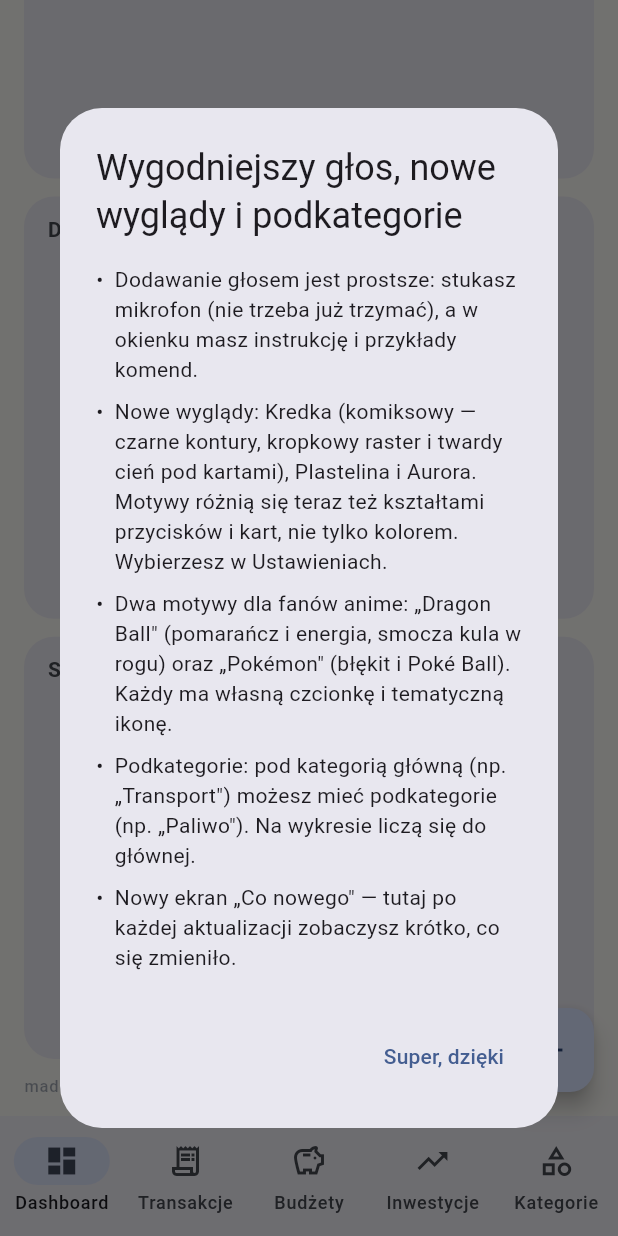
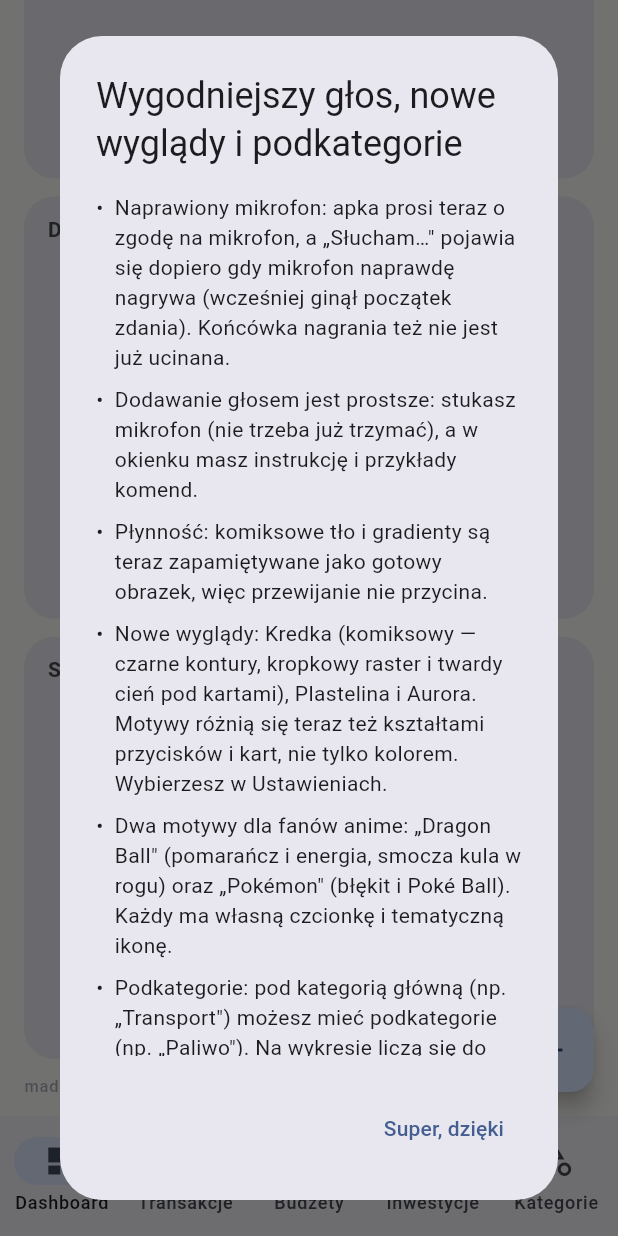
Before and after one commit to adrianbryniarski-tech/Test-e, a Flutter app: the HomeShell screen opened by its route, scrolled down 576 dp, on a phone screen of 412 x 824 dp. Run offline on Flutter 3.47's test engine with Material 3 defaults, Android fonts, the phone set to English and light mode, and no system bars; our stand-ins replace audioplayers, connectivity_plus, fl_chart, flutter_riverpod, go_router, permission_handler and 3 more; missing offline and left inert: vosk_flutter_2; accounts and stored records are empty; statements that could not run were skipped.

Commit message:
fix(voice): runtime zgoda na mikrofon + naprawa gubienia mowy; perf tła (#52)
Głos:
- Dodano runtime request uprawnienia do mikrofonu (permission_handler).
  Brak tego = błąd „nie udało się włączyć mikrofonu" mimo wpisu w manifeście.
- „Słucham…" pokazywane DOPIERO po faktycznym starcie mikrofonu (wcześniej
  ginął początek zdania → „trzeba szybko mówić"). Spinner podczas startu.
- Dłuższy flush przy stopie (200→400 ms), żeby nie ucinać końcówki.
- Anulowanie subskrypcji onPartial; przycisk „Otwórz ustawienia" gdy zgoda
  trwale odmówiona.

Wydajność:
- Halftone (Kredka) i gradienty tła w RepaintBoundary + isComplex →
  raster cache, brak przerysowań co klatkę przy przewijaniu.

https://claude.ai/code/session_01JtSHusB6BudNpnoNKpFrCS

Co-authored-by: Claude <noreply@anthropic.com>

```diff
--- a/lib/features/onboarding/data/changelog.dart
+++ b/lib/features/onboarding/data/changelog.dart
@@ -29,8 +29,13 @@ const List<ChangelogEntry> kChangelog = [
     date: '22 maja 2026',
     title: 'Wygodniejszy głos, nowe wyglądy i podkategorie',
     changes: [
+      'Naprawiony mikrofon: apka prosi teraz o zgodę na mikrofon, a „Słucham…" '
+          'pojawia się dopiero gdy mikrofon naprawdę nagrywa (wcześniej ginął '
+          'początek zdania). Końcówka nagrania też nie jest już ucinana.',
       'Dodawanie głosem jest prostsze: stukasz mikrofon (nie trzeba już '
           'trzymać), a w okienku masz instrukcję i przykłady komend.',
+      'Płynność: komiksowe tło i gradienty są teraz zapamiętywane jako '
+          'gotowy obrazek, więc przewijanie nie przycina.',
       'Nowe wyglądy: Kredka (komiksowy — czarne kontury, kropkowy raster '
           'i twardy cień pod kartami), '
           'Plastelina i Aurora. Motywy różnią się teraz też kształtami '
--- a/lib/features/onboarding/presentation/help_screen.dart
+++ b/lib/features/onboarding/presentation/help_screen.dart
@@ -79,9 +79,12 @@ class HelpScreen extends StatelessWidget {
                   'model głosu (~50 MB) — jednorazowo, najlepiej przez Wi-Fi.',
               'Na ekranie dodawania transakcji stuknij ikonę mikrofonu '
                   '(prawy górny róg) — otworzy się okienko „Dodaj głosem".',
-              'Stuknij duży mikrofon, powiedz np. „50 zł Biedronka wczoraj", '
-                  'a potem stuknij ponownie, żeby zakończyć (nie trzeba '
-                  'trzymać).',
+              'Za pierwszym razem telefon zapyta o zgodę na mikrofon — '
+                  'pozwól. (Jeśli wcześniej odmówiłeś: w okienku jest przycisk '
+                  '„Otwórz ustawienia").',
+              'Stuknij duży mikrofon i POCZEKAJ, aż zniknie kółko ładowania '
+                  'i pojawi się „Słucham…" — dopiero wtedy mów (np. „50 zł '
+                  'Biedronka wczoraj"). Stuknij ponownie, żeby zakończyć.',
               'Co rozumie: kwotę, datę (dziś / wczoraj / „13 marca"), sklep '
                   'lub nazwę kategorii, oraz dochód (np. „pensja 5000").',
               'Apka wypełni pola — sprawdź i zapisz.',
--- a/lib/shared/widgets/neon_gradient_background.dart
+++ b/lib/shared/widgets/neon_gradient_background.dart
@@ -18,14 +18,19 @@ class NeonGradientBackground extends ConsumerWidget {
   Widget build(BuildContext context, WidgetRef ref) {
     final variant = ref.watch(themeVariantProvider);
 
-    // Komiksowy raster kropek dla „Kredki".
+    // Komiksowy raster kropek dla „Kredki". RepaintBoundary + isComplex →
+    // Skia cache'uje raster i nie przerysowuje go przy każdej klatce treści
+    // (inaczej ~1500 kropek malowanych co scroll = zauważalne przycinanie).
     if (variant == AppThemeVariant.kredka) {
       final ink = Theme.of(context).colorScheme.onSurface;
       return Stack(
         children: [
           Positioned.fill(
+            child: RepaintBoundary(
               child: CustomPaint(
                 painter: _HalftonePainter(ink.withValues(alpha: 0.06)),
+                isComplex: true,
+              ),
             ),
           ),
           child,
@@ -46,7 +51,10 @@ class NeonGradientBackground extends ConsumerWidget {
 
     return Stack(
       children: [
+        // Gradienty są statyczne — RepaintBoundary izoluje je od przerysowań
+        // treści (scroll/animacje), żeby nie malowały się co klatkę.
         Positioned.fill(
+          child: RepaintBoundary(
             child: DecoratedBox(
               decoration: BoxDecoration(
                 gradient: RadialGradient(
@@ -60,7 +68,9 @@ class NeonGradientBackground extends ConsumerWidget {
               ),
             ),
           ),
+        ),
         Positioned.fill(
+          child: RepaintBoundary(
             child: DecoratedBox(
               decoration: BoxDecoration(
                 gradient: RadialGradient(
@@ -70,6 +80,7 @@ class NeonGradientBackground extends ConsumerWidget {
                     accent.withValues(alpha: alphaAccent),
                     Colors.transparent,
                   ],
+                ),
               ),
             ),
           ),
--- a/pubspec.yaml
+++ b/pubspec.yaml
@@ -26,6 +26,8 @@ dependencies:
   vosk_flutter_2: ^1.0.5
   # Rozpakowanie pobranego modelu Vosk (ZIP).
   archive: ^3.6.1
+  # Zgoda na mikrofon w czasie działania (Android wymaga runtime request).
+  permission_handler: ^11.3.1
 
   # Charts
   fl_chart: ^0.69.0
```
Also changed, not shown: lib/features/transactions/application/voice_input_service.dart (+49 -9 lines), lib/features/transactions/presentation/widgets/voice_input_button.dart (+8 -0 lines). Lines whose indentation alone changed are shown as unchanged.
